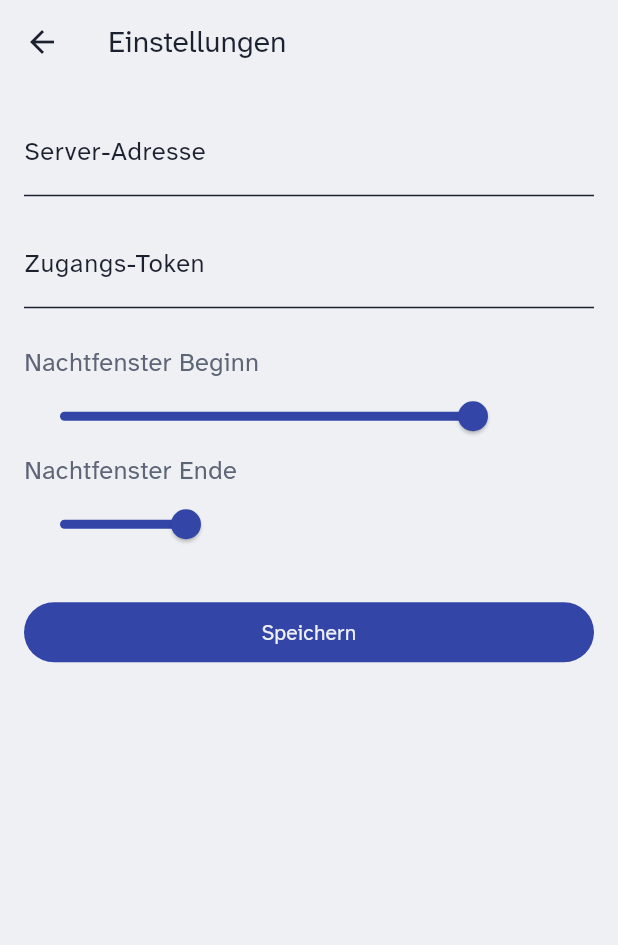
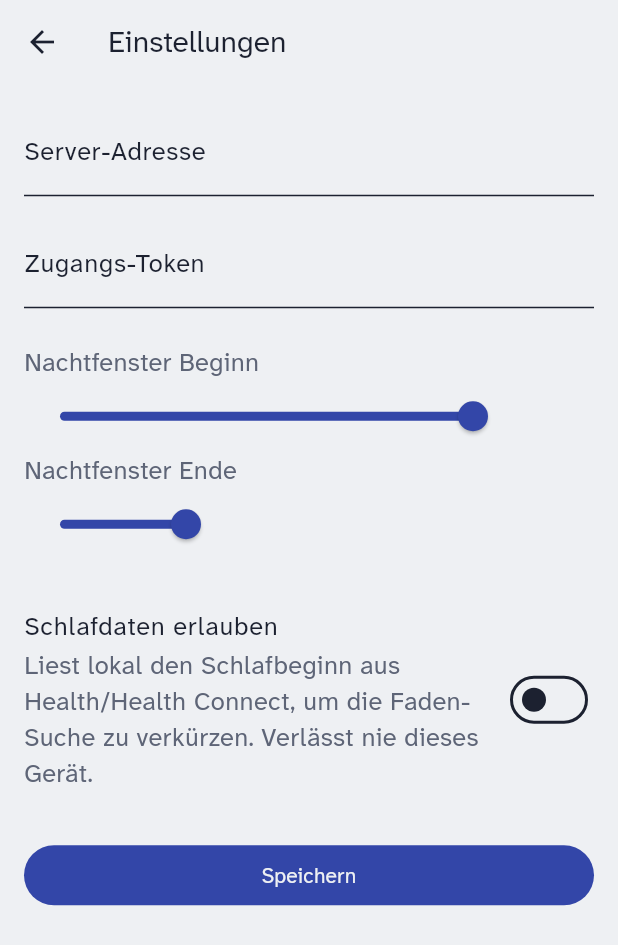
Before and after one commit to allawallabedalla/hearbook, a Flutter app: the screen it shows after launch, after a tap on the "settings" icon, on a phone screen of 412 x 824 dp. Shown: the top 945 px of the screen. Run offline on Flutter 3.47's test engine with Material 3 defaults, Android fonts, the phone set to English and light mode, and no system bars; our stand-ins replace audio_service, convert, dio, drift, flutter_riverpod, just_audio; missing offline and left inert: health; accounts and stored records are empty; generated files the repository leaves out were written again.

Commit message:
feat(app): health-data opt-in setting (M6)
"Schlafdaten erlauben" (docs/KONZEPT.md Screens-Liste): a new
SettingsStore key, off by default -- an unset key must read back as
false, since the whole M6 feature stays additive and gated behind it
(test/data/settings_store_test.dart). ui/settings_screen.dart exposes
it as a switch with an explanatory subtitle, both new l10n keys added
to app_de.arb/strings.dart together per decision E14.

Co-Authored-By: Claude Sonnet 5 <noreply@anthropic.com>
Claude-Session: https://claude.ai/code/session_01HgU4YsCyaHdNXetNdVNt3h

```diff
--- a/app/lib/data/settings_store.dart
+++ b/app/lib/data/settings_store.dart
@@ -14,12 +14,13 @@ class SettingsKeys {
   static const nightEndMin = 'night_end_min';
   static const sleepTimerDefaultMin = 'sleep_timer_default_min';
   static const lastOpenedBookId = 'last_opened_book_id';
+  static const healthDataOptIn = 'health_data_opt_in';
 }
 
 /// Typed wrapper around [KeyValueSettings]: server connection, device id
 /// and the small settings docs/KONZEPT.md's "Einstellungen" screen exposes
-/// (server, night window). Health-data consent and headphone-button
-/// mapping are M5/M6 scope and not stored here yet.
+/// (server, night window, health-data opt-in). Headphone-button mapping
+/// beyond the fixed +/-30s of section 9 is out of scope (M7).
 class SettingsStore {
   final AppDatabase db;
 
@@ -89,4 +90,18 @@ class SettingsStore {
 
   Future<void> setLastOpenedBookId(String bookId) =>
       _set(SettingsKeys.lastOpenedBookId, bookId);
+
+  /// docs/KONZEPT.md "Screens": "Schlafdaten erlauben" -- M6's opt-in for
+  /// reading local sleep data (docs/ARCHITEKTUR.md section 9, decision E6).
+  /// Off by default: an unset key must behave exactly like an explicit
+  /// "no", since the whole feature is additive and gated behind this
+  /// setting (ui/providers.dart's `PlayerSessionController.sleepOnsetAdjustment`
+  /// treats `optedIn: false` the same as no [SleepDataSource] at all).
+  Future<bool> healthDataOptIn() async {
+    final v = await _get(SettingsKeys.healthDataOptIn);
+    return v == 'true';
+  }
+
+  Future<void> setHealthDataOptIn(bool optIn) =>
+      _set(SettingsKeys.healthDataOptIn, optIn.toString());
 }
--- a/app/lib/l10n/app_de.arb
+++ b/app/lib/l10n/app_de.arb
@@ -71,6 +71,12 @@
   "settingsSave": "Speichern",
   "settingsSaved": "Gespeichert. Neu starten, damit es wirkt.",
 
+  "settingsHealthDataOptIn": "Schlafdaten erlauben",
+  "@settingsHealthDataOptIn": { "description": "M6: Opt-in-Schalter, KONZEPT.md Screens-Liste (\"Schlafdaten erlauben\")." },
+
+  "settingsHealthDataOptInDescription": "Liest lokal den Schlafbeginn aus Health/Health Connect, um die Faden-Suche zu verkürzen. Verlässt nie dieses Gerät.",
+  "@settingsHealthDataOptInDescription": { "description": "Erklärtext unter dem Schalter, CLAUDE.md Invariante 7 in eigenen Worten." },
+
   "detailsChapters": "Kapitel",
   "detailsHistory": "Verlauf",
   "detailsSpeed": "Tempo",
--- a/app/lib/l10n/strings.dart
+++ b/app/lib/l10n/strings.dart
@@ -48,6 +48,9 @@ class AppStrings {
     'settingsNightWindowEnd': 'Nachtfenster Ende',
     'settingsSave': 'Speichern',
     'settingsSaved': 'Gespeichert. Neu starten, damit es wirkt.',
+    'settingsHealthDataOptIn': 'Schlafdaten erlauben',
+    'settingsHealthDataOptInDescription':
+        'Liest lokal den Schlafbeginn aus Health/Health Connect, um die Faden-Suche zu verkürzen. Verlässt nie dieses Gerät.',
     'detailsChapters': 'Kapitel',
     'detailsHistory': 'Verlauf',
     'detailsSpeed': 'Tempo',
@@ -107,6 +110,8 @@ class AppStrings {
   static String get settingsNightWindowEnd => _of('settingsNightWindowEnd');
   static String get settingsSave => _of('settingsSave');
   static String get settingsSaved => _of('settingsSaved');
+  static String get settingsHealthDataOptIn => _of('settingsHealthDataOptIn');
+  static String get settingsHealthDataOptInDescription => _of('settingsHealthDataOptInDescription');
   static String get detailsChapters => _of('detailsChapters');
   static String get detailsHistory => _of('detailsHistory');
   static String get detailsSpeed => _of('detailsSpeed');
--- a/app/lib/ui/settings_screen.dart
+++ b/app/lib/ui/settings_screen.dart
@@ -6,10 +6,8 @@ import 'providers.dart';
 import 'theme.dart';
 
 /// docs/KONZEPT.md "Screens": "5. Einstellungen: Server, Nachtfenster,
-/// Schlafdaten erlauben, Belegung der Kopfhörertasten." M4 scope: server
-/// connection and night window only -- health-data consent (M6) and
-/// headphone-button remapping (beyond the fixed +/-30s of section 9) are
-/// out of scope here.
+/// Schlafdaten erlauben, Belegung der Kopfhörertasten." Headphone-button
+/// remapping beyond the fixed +/-30s of section 9 stays out of scope (M7).
 class SettingsScreen extends ConsumerStatefulWidget {
   const SettingsScreen({super.key});
 
@@ -22,6 +20,7 @@ class _SettingsScreenState extends ConsumerState<SettingsScreen> {
   final _tokenController = TextEditingController();
   int _nightStart = 20 * 60;
   int _nightEnd = 6 * 60;
+  bool _healthDataOptIn = false;
   bool _loaded = false;
   bool _saved = false;
 
@@ -39,12 +38,14 @@ class _SettingsScreenState extends ConsumerState<SettingsScreen> {
     final token = await settings.serverToken();
     final start = await settings.nightStartMin();
     final end = await settings.nightEndMin();
+    final healthDataOptIn = await settings.healthDataOptIn();
     if (!mounted) return;
     setState(() {
       _urlController.text = url ?? '';
       _tokenController.text = token ?? '';
       _nightStart = start;
       _nightEnd = end;
+      _healthDataOptIn = healthDataOptIn;
     });
   }
 
@@ -54,6 +55,7 @@ class _SettingsScreenState extends ConsumerState<SettingsScreen> {
     await settings.setServerToken(_tokenController.text.trim());
     await settings.setNightStartMin(_nightStart);
     await settings.setNightEndMin(_nightEnd);
+    await settings.setHealthDataOptIn(_healthDataOptIn);
     if (!mounted) return;
     setState(() => _saved = true);
   }
@@ -110,6 +112,17 @@ class _SettingsScreenState extends ConsumerState<SettingsScreen> {
             onChanged: (v) => setState(() => _nightEnd = v.round()),
           ),
           const SizedBox(height: 24),
+          SwitchListTile(
+            contentPadding: EdgeInsets.zero,
+            value: _healthDataOptIn,
+            onChanged: (v) => setState(() => _healthDataOptIn = v),
+            title: Text(AppStrings.settingsHealthDataOptIn),
+            subtitle: Text(
+              AppStrings.settingsHealthDataOptInDescription,
+              style: TextStyle(color: tokens.tinteLeise),
+            ),
+          ),
+          const SizedBox(height: 24),
           FilledButton(
             onPressed: _save,
             child: Text(AppStrings.settingsSave),
```
Also changed, not shown: 1 other file.
